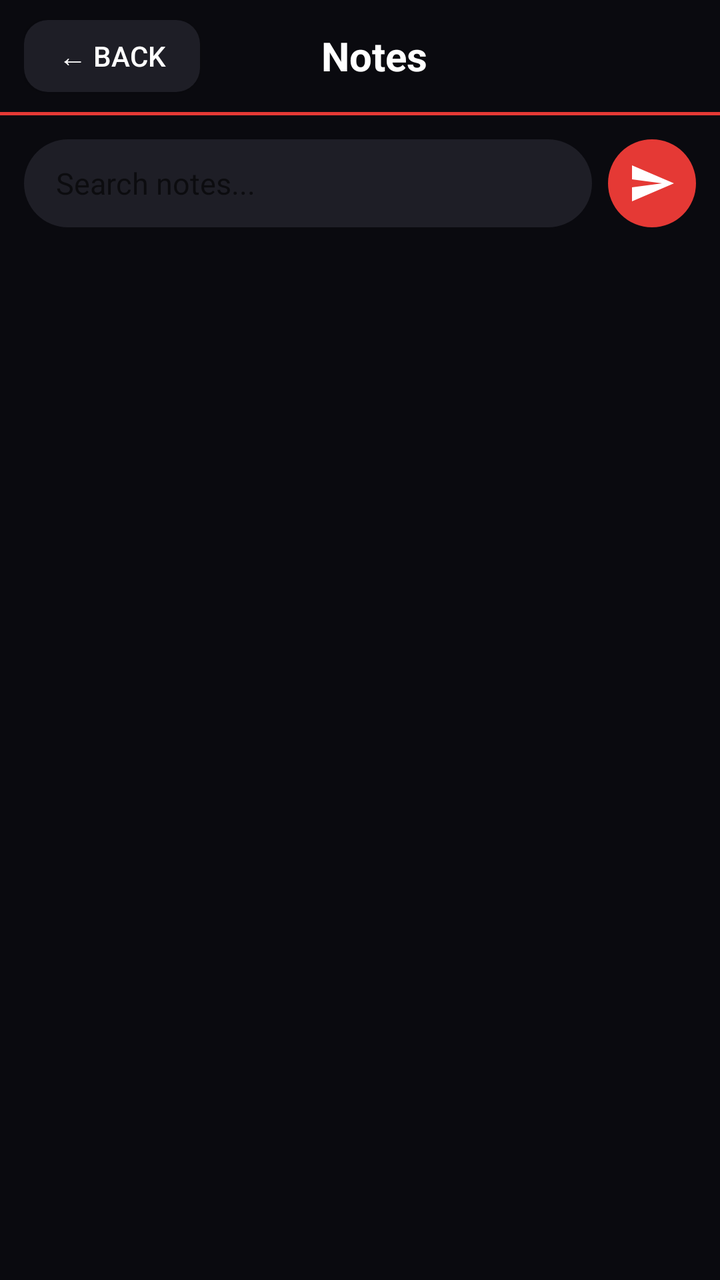
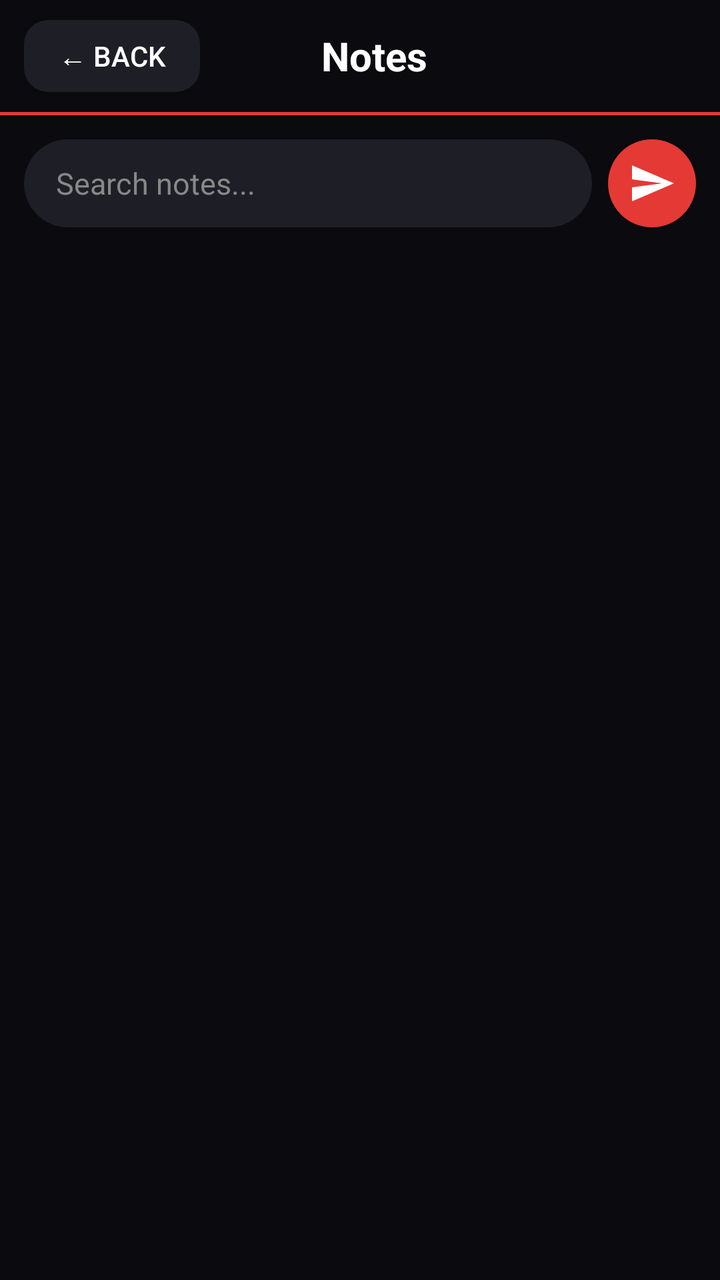

The first picture is an Android layout as it rendered before a commit; the second is the same layout after the commit. The layout source and the unified diff follow.
<!-- AndroidManifest.xml: application theme Theme.AppCompat.Light.NoActionBar -->
<!-- res/layout/activity_notes.xml -->
<?xml version="1.0" encoding="utf-8"?>
<LinearLayout
    xmlns:android="http://schemas.android.com/apk/res/android"
    android:layout_width="match_parent"
    android:layout_height="match_parent"
    android:background="#0A0A0F"
    android:orientation="vertical">

    
    <LinearLayout
        android:layout_width="match_parent"
        android:layout_height="56dp"
        android:orientation="horizontal"
        android:gravity="center_vertical"
        android:paddingStart="12dp"
        android:paddingEnd="16dp"
        android:background="#0A0A0F">

        <Button
            android:id="@+id/backButton"
            android:layout_width="wrap_content"
            android:layout_height="36dp"
            android:text="← Back"
            android:textColor="#FFFFFF"
            android:textSize="14sp"
            android:background="@drawable/rounded_dark_button"
            android:paddingStart="12dp"
            android:paddingEnd="12dp"/>

        <TextView
            android:layout_width="0dp"
            android:layout_height="wrap_content"
            android:layout_weight="1"
            android:text="Notes"
            android:textColor="#FFFFFF"
            android:textSize="20sp"
            android:textStyle="bold"
            android:gravity="center"/>

        <View
            android:layout_width="70dp"
            android:layout_height="wrap_content"/>

    </LinearLayout>

    
    <View
        android:layout_width="match_parent"
        android:layout_height="1.5dp"
        android:background="#E53935"/>

    
    <LinearLayout
        android:layout_width="match_parent"
        android:layout_height="wrap_content"
        android:orientation="horizontal"
        android:gravity="center_vertical"
        android:padding="12dp">

        <EditText
            android:id="@+id/searchNotes"
            android:layout_width="0dp"
            android:layout_height="44dp"
            android:layout_weight="1"
            android:background="@drawable/input_background"
            android:paddingStart="16dp"
            android:paddingEnd="16dp"
            android:hint="Search notes..."
            android:hintTextColor="#888888"
            android:textColor="#FFFFFF"
            android:textSize="15sp"
            android:inputType="text"
            android:layout_marginEnd="8dp"/>

        <ImageButton
            android:id="@+id/addNoteButton"
            android:layout_width="44dp"
            android:layout_height="44dp"
            android:background="@drawable/rounded_red_button"
            android:src="@drawable/ic_send"
            android:padding="10dp"
            android:contentDescription="Add Note"/>

    </LinearLayout>

    
    <androidx.recyclerview.widget.RecyclerView
        android:id="@+id/notesRecyclerView"
        android:layout_width="match_parent"
        android:layout_height="match_parent"
        android:paddingTop="8dp"
        android:clipToPadding="false"/>

</LinearLayout>
<!-- resources referenced by this layout -->
<resources>
  <!-- drawable ic_send (drawable) -->
  <?xml version="1.0" encoding="utf-8"?>
  <vector xmlns:android="http://schemas.android.com/apk/res/android"
      android:width="24dp"
      android:height="24dp"
      android:viewportWidth="24"
      android:viewportHeight="24">
      <path
          android:fillColor="#FFFFFF"
          android:pathData="M2.01,21L23,12 2.01,3 2,10l15,2-15,2z"/>
  </vector>
  <!-- drawable input_background (drawable) -->
  <?xml version="1.0" encoding="utf-8"?>
  <shape xmlns:android="http://schemas.android.com/apk/res/android"
      android:shape="rectangle">
      <solid android:color="#1E1E26"/>
      <corners android:radius="24dp"/>
  </shape>
  <!-- drawable rounded_dark_button (drawable) -->
  <?xml version="1.0" encoding="utf-8"?>
  <shape xmlns:android="http://schemas.android.com/apk/res/android"
      android:shape="rectangle">
      <solid android:color="#1E1E26"/>
      <corners android:radius="12dp"/>
  </shape>
  <!-- drawable rounded_red_button (drawable) -->
  <?xml version="1.0" encoding="utf-8"?>
  <shape xmlns:android="http://schemas.android.com/apk/res/android"
      android:shape="oval">
      <solid android:color="#E53935"/>
  </shape>
</resources>

<!-- the commit's change to res/layout/activity_notes.xml (unified diff, before → after) -->
@@ -59,6 +59,7 @@
 
         <EditText
             android:id="@+id/searchNotes"
+            style="@style/WhiteHintEditText"
             android:layout_width="0dp"
             android:layout_height="44dp"
             android:layout_weight="1"
@@ -66,7 +67,6 @@
             android:paddingStart="16dp"
             android:paddingEnd="16dp"
             android:hint="Search notes..."
-            android:hintTextColor="#888888"
             android:textColor="#FFFFFF"
             android:textSize="15sp"
             android:inputType="text"
<!-- resource entries referenced after the edit -->
@@ -31,5 +31,9 @@
       android:shape="oval">
       <solid android:color="#E53935"/>
   </shape>
+  <style name="WhiteHintEditText" parent="Widget.AppCompat.EditText">
+          <item name="android:textColor">#FFFFFF</item>
+          <item name="android:textColorHint">#888888</item>
+      </style>
 </resources>
 
